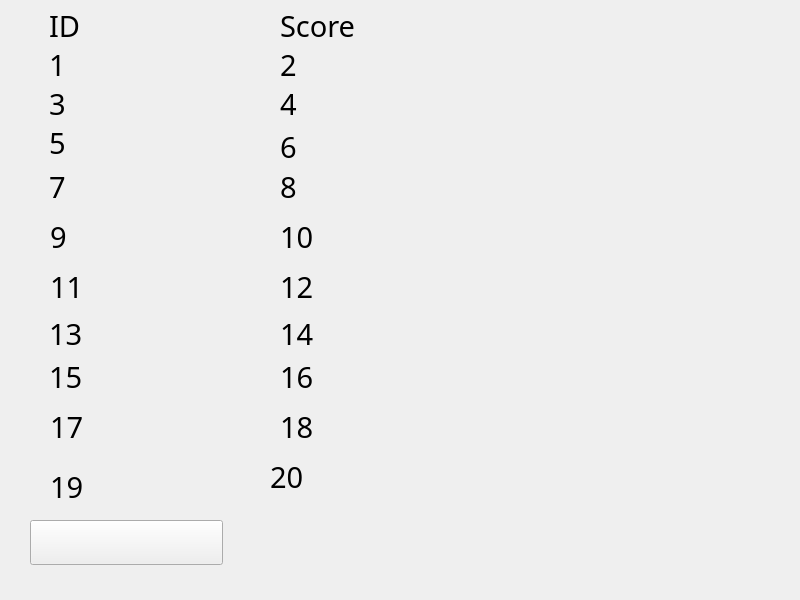
The window that code/window/rankwindow.ui (YXHXianYu/2022-BJTU-DataStructure-FinalProject) describes before a commit, drawn with Qt 5.
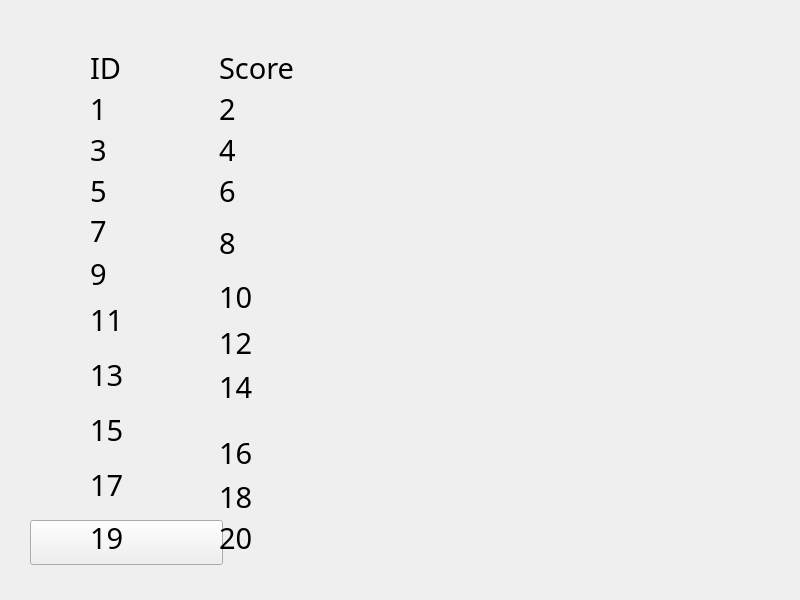
The same window after the commit. Icons and pictures are not drawn.

Commit message: 修改了shuffle技能消除效果

The edit to the form file:
```diff
--- a/code/window/rankwindow.ui
+++ b/code/window/rankwindow.ui
@@ -41,15 +41,18 @@
      <string/>
     </property>
    </widget>
-   <widget class="QLabel" name="ID_label">
+   <widget class="QWidget" name="">
     <property name="geometry">
      <rect>
-      <x>49</x>
-      <y>9</y>
-      <width>121</width>
-      <height>33</height>
+      <x>90</x>
+      <y>50</y>
+      <width>381</width>
+      <height>505</height>
      </rect>
     </property>
+    <layout class="QGridLayout" name="gridLayout">
+     <item row="13" column="1" colspan="2">
+      <widget class="QLabel" name="label14">
     <property name="font">
      <font>
       <family>Agency FB</family>
@@ -57,18 +60,12 @@
      </font>
     </property>
     <property name="text">
-     <string>ID</string>
-    </property>
-   </widget>
-   <widget class="QLabel" name="ScoreLabel">
-    <property name="geometry">
-     <rect>
-      <x>280</x>
-      <y>9</y>
-      <width>131</width>
-      <height>33</height>
-     </rect>
-    </property>
+        <string>14</string>
+       </property>
+      </widget>
+     </item>
+     <item row="7" column="1" rowspan="2" colspan="2">
+      <widget class="QLabel" name="label8">
     <property name="font">
      <font>
       <family>Agency FB</family>
@@ -76,18 +73,12 @@
      </font>
     </property>
     <property name="text">
-     <string>Score</string>
-    </property>
-   </widget>
-   <widget class="QLabel" name="label1">
-    <property name="geometry">
-     <rect>
-      <x>49</x>
-      <y>48</y>
-      <width>201</width>
-      <height>33</height>
-     </rect>
-    </property>
+        <string>8</string>
+       </property>
+      </widget>
+     </item>
+     <item row="12" column="0" rowspan="2">
+      <widget class="QLabel" name="label13">
     <property name="font">
      <font>
       <family>Agency FB</family>
@@ -95,37 +86,12 @@
      </font>
     </property>
     <property name="text">
-     <string>1</string>
-    </property>
-   </widget>
-   <widget class="QLabel" name="label2">
-    <property name="geometry">
-     <rect>
-      <x>280</x>
-      <y>48</y>
-      <width>391</width>
-      <height>33</height>
-     </rect>
-    </property>
-    <property name="font">
-     <font>
-      <family>Agency FB</family>
-      <pointsize>22</pointsize>
-     </font>
-    </property>
-    <property name="text">
-     <string>2</string>
-    </property>
-   </widget>
+        <string>13</string>
+       </property>
+      </widget>
+     </item>
+     <item row="4" column="0">
    <widget class="QLabel" name="label3">
-    <property name="geometry">
-     <rect>
-      <x>49</x>
-      <y>87</y>
-      <width>201</width>
-      <height>33</height>
-     </rect>
-    </property>
     <property name="font">
      <font>
       <family>Agency FB</family>
@@ -136,72 +102,9 @@
      <string>3</string>
     </property>
    </widget>
-   <widget class="QLabel" name="label4">
-    <property name="geometry">
-     <rect>
-      <x>280</x>
-      <y>87</y>
-      <width>381</width>
-      <height>33</height>
-     </rect>
-    </property>
-    <property name="font">
-     <font>
-      <family>Agency FB</family>
-      <pointsize>22</pointsize>
-     </font>
-    </property>
-    <property name="text">
-     <string>4</string>
-    </property>
-   </widget>
-   <widget class="QLabel" name="label5">
-    <property name="geometry">
-     <rect>
-      <x>49</x>
-      <y>126</y>
-      <width>201</width>
-      <height>33</height>
-     </rect>
-    </property>
-    <property name="font">
-     <font>
-      <family>Agency FB</family>
-      <pointsize>22</pointsize>
-     </font>
-    </property>
-    <property name="text">
-     <string>5</string>
-    </property>
-   </widget>
-   <widget class="QLabel" name="label6">
-    <property name="geometry">
-     <rect>
-      <x>280</x>
-      <y>130</y>
-      <width>371</width>
-      <height>33</height>
-     </rect>
-    </property>
-    <property name="font">
-     <font>
-      <family>Agency FB</family>
-      <pointsize>22</pointsize>
-     </font>
-    </property>
-    <property name="text">
-     <string>6</string>
-    </property>
-   </widget>
+     </item>
+     <item row="7" column="0">
    <widget class="QLabel" name="label7">
-    <property name="geometry">
-     <rect>
-      <x>49</x>
-      <y>170</y>
-      <width>191</width>
-      <height>33</height>
-     </rect>
-    </property>
     <property name="font">
      <font>
       <family>Agency FB</family>
@@ -212,15 +115,9 @@
      <string>7</string>
     </property>
    </widget>
-   <widget class="QLabel" name="label8">
-    <property name="geometry">
-     <rect>
-      <x>280</x>
-      <y>170</y>
-      <width>291</width>
-      <height>33</height>
-     </rect>
-    </property>
+     </item>
+     <item row="14" column="0" rowspan="2">
+      <widget class="QLabel" name="label15">
     <property name="font">
      <font>
       <family>Agency FB</family>
@@ -228,18 +125,12 @@
      </font>
     </property>
     <property name="text">
-     <string>8</string>
-    </property>
-   </widget>
+        <string>15</string>
+       </property>
+      </widget>
+     </item>
+     <item row="8" column="0" rowspan="2">
    <widget class="QLabel" name="label9">
-    <property name="geometry">
-     <rect>
-      <x>50</x>
-      <y>220</y>
-      <width>201</width>
-      <height>33</height>
-     </rect>
-    </property>
     <property name="font">
      <font>
       <family>Agency FB</family>
@@ -250,15 +141,9 @@
      <string>9</string>
     </property>
    </widget>
-   <widget class="QLabel" name="label10">
-    <property name="geometry">
-     <rect>
-      <x>280</x>
-      <y>220</y>
-      <width>221</width>
-      <height>33</height>
-     </rect>
-    </property>
+     </item>
+     <item row="3" column="0">
+      <widget class="QLabel" name="label1">
     <property name="font">
      <font>
       <family>Agency FB</family>
@@ -266,56 +151,12 @@
      </font>
     </property>
     <property name="text">
-     <string>10</string>
-    </property>
-   </widget>
-   <widget class="QLabel" name="label16">
-    <property name="geometry">
-     <rect>
-      <x>280</x>
-      <y>360</y>
-      <width>201</width>
-      <height>33</height>
-     </rect>
-    </property>
-    <property name="font">
-     <font>
-      <family>Agency FB</family>
-      <pointsize>22</pointsize>
-     </font>
-    </property>
-    <property name="text">
-     <string>16</string>
-    </property>
-   </widget>
-   <widget class="QLabel" name="label20">
-    <property name="geometry">
-     <rect>
-      <x>270</x>
-      <y>460</y>
-      <width>291</width>
-      <height>33</height>
-     </rect>
-    </property>
-    <property name="font">
-     <font>
-      <family>Agency FB</family>
-      <pointsize>22</pointsize>
-     </font>
-    </property>
-    <property name="text">
-     <string>20</string>
-    </property>
-   </widget>
+        <string>1</string>
+       </property>
+      </widget>
+     </item>
+     <item row="18" column="0">
    <widget class="QLabel" name="label19">
-    <property name="geometry">
-     <rect>
-      <x>50</x>
-      <y>470</y>
-      <width>211</width>
-      <height>33</height>
-     </rect>
-    </property>
     <property name="font">
      <font>
       <family>Agency FB</family>
@@ -326,15 +167,9 @@
      <string>19</string>
     </property>
    </widget>
+     </item>
+     <item row="16" column="0" rowspan="2">
    <widget class="QLabel" name="label17">
-    <property name="geometry">
-     <rect>
-      <x>50</x>
-      <y>410</y>
-      <width>191</width>
-      <height>33</height>
-     </rect>
-    </property>
     <property name="font">
      <font>
       <family>Agency FB</family>
@@ -345,15 +180,74 @@
      <string>17</string>
     </property>
    </widget>
+     </item>
+     <item row="2" column="0">
+      <widget class="QLabel" name="ID_label">
+       <property name="font">
+        <font>
+         <family>Agency FB</family>
+         <pointsize>22</pointsize>
+        </font>
+       </property>
+       <property name="text">
+        <string>ID</string>
+       </property>
+      </widget>
+     </item>
+     <item row="9" column="1" rowspan="2" colspan="2">
+      <widget class="QLabel" name="label10">
+       <property name="font">
+        <font>
+         <family>Agency FB</family>
+         <pointsize>22</pointsize>
+        </font>
+       </property>
+       <property name="text">
+        <string>10</string>
+       </property>
+      </widget>
+     </item>
+     <item row="17" column="1" colspan="2">
+      <widget class="QLabel" name="label18">
+       <property name="font">
+        <font>
+         <family>Agency FB</family>
+         <pointsize>22</pointsize>
+        </font>
+       </property>
+       <property name="text">
+        <string>18</string>
+       </property>
+      </widget>
+     </item>
+     <item row="15" column="1" rowspan="2" colspan="2">
+      <widget class="QLabel" name="label16">
+       <property name="font">
+        <font>
+         <family>Agency FB</family>
+         <pointsize>22</pointsize>
+        </font>
+       </property>
+       <property name="text">
+        <string>16</string>
+       </property>
+      </widget>
+     </item>
+     <item row="3" column="1" colspan="2">
+      <widget class="QLabel" name="label2">
+       <property name="font">
+        <font>
+         <family>Agency FB</family>
+         <pointsize>22</pointsize>
+        </font>
+       </property>
+       <property name="text">
+        <string>2</string>
+       </property>
+      </widget>
+     </item>
+     <item row="10" column="0" rowspan="2">
    <widget class="QLabel" name="label11">
-    <property name="geometry">
-     <rect>
-      <x>50</x>
-      <y>270</y>
-      <width>211</width>
-      <height>33</height>
-     </rect>
-    </property>
     <property name="font">
      <font>
       <family>Agency FB</family>
@@ -364,15 +258,22 @@
      <string>11</string>
     </property>
    </widget>
+     </item>
+     <item row="18" column="1" colspan="2">
+      <widget class="QLabel" name="label20">
+       <property name="font">
+        <font>
+         <family>Agency FB</family>
+         <pointsize>22</pointsize>
+        </font>
+       </property>
+       <property name="text">
+        <string>20</string>
+       </property>
+      </widget>
+     </item>
+     <item row="11" column="1" rowspan="2" colspan="2">
    <widget class="QLabel" name="label12">
-    <property name="geometry">
-     <rect>
-      <x>280</x>
-      <y>270</y>
-      <width>241</width>
-      <height>33</height>
-     </rect>
-    </property>
     <property name="font">
      <font>
       <family>Agency FB</family>
@@ -383,15 +284,9 @@
      <string>12</string>
     </property>
    </widget>
-   <widget class="QLabel" name="label14">
-    <property name="geometry">
-     <rect>
-      <x>280</x>
-      <y>317</y>
-      <width>271</width>
-      <height>33</height>
-     </rect>
-    </property>
+     </item>
+     <item row="2" column="1" colspan="2">
+      <widget class="QLabel" name="ScoreLabel">
     <property name="font">
      <font>
       <family>Agency FB</family>
@@ -399,18 +294,12 @@
      </font>
     </property>
     <property name="text">
-     <string>14</string>
-    </property>
-   </widget>
-   <widget class="QLabel" name="label18">
-    <property name="geometry">
-     <rect>
-      <x>280</x>
-      <y>410</y>
-      <width>171</width>
-      <height>33</height>
-     </rect>
-    </property>
+        <string>Score</string>
+       </property>
+      </widget>
+     </item>
+     <item row="4" column="1" colspan="2">
+      <widget class="QLabel" name="label4">
     <property name="font">
      <font>
       <family>Agency FB</family>
@@ -418,18 +307,12 @@
      </font>
     </property>
     <property name="text">
-     <string>18</string>
-    </property>
-   </widget>
-   <widget class="QLabel" name="label13">
-    <property name="geometry">
-     <rect>
-      <x>49</x>
-      <y>317</y>
-      <width>211</width>
-      <height>33</height>
-     </rect>
-    </property>
+        <string>4</string>
+       </property>
+      </widget>
+     </item>
+     <item row="5" column="0">
+      <widget class="QLabel" name="label5">
     <property name="font">
      <font>
       <family>Agency FB</family>
@@ -437,18 +320,12 @@
      </font>
     </property>
     <property name="text">
-     <string>13</string>
-    </property>
-   </widget>
-   <widget class="QLabel" name="label15">
-    <property name="geometry">
-     <rect>
-      <x>49</x>
-      <y>360</y>
-      <width>221</width>
-      <height>33</height>
-     </rect>
-    </property>
+        <string>5</string>
+       </property>
+      </widget>
+     </item>
+     <item row="5" column="1" colspan="2">
+      <widget class="QLabel" name="label6">
     <property name="font">
      <font>
       <family>Agency FB</family>
@@ -456,8 +333,11 @@
      </font>
     </property>
     <property name="text">
-     <string>15</string>
-    </property>
+        <string>6</string>
+       </property>
+      </widget>
+     </item>
+    </layout>
    </widget>
   </widget>
  </widget>
```
Lines whose indentation alone changed are shown as unchanged. The commit also changes 1 other file.
